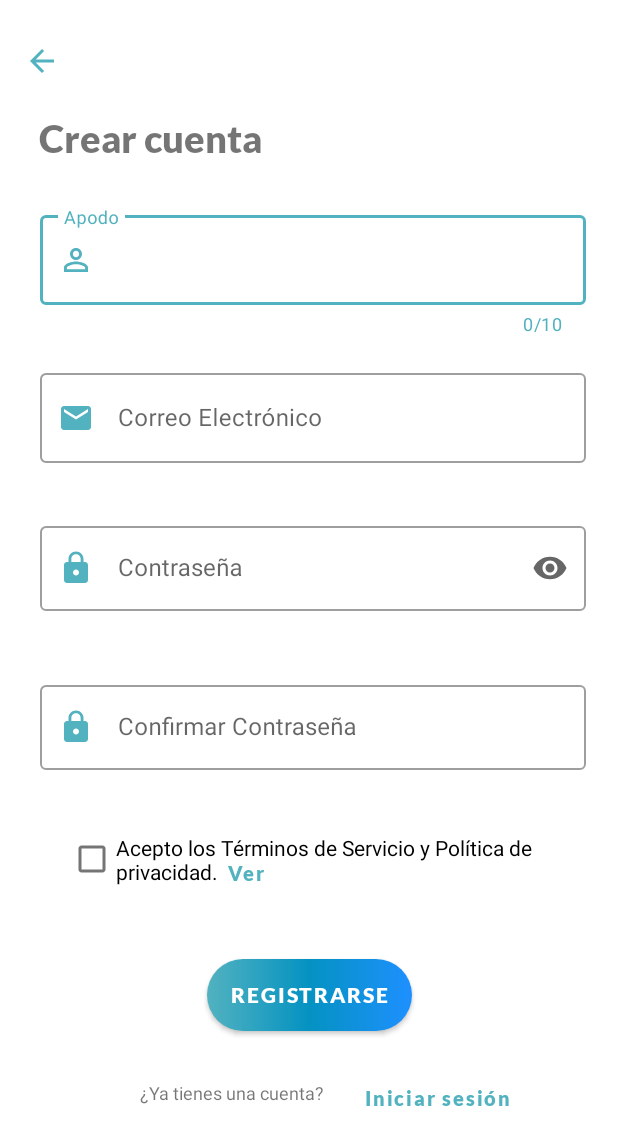
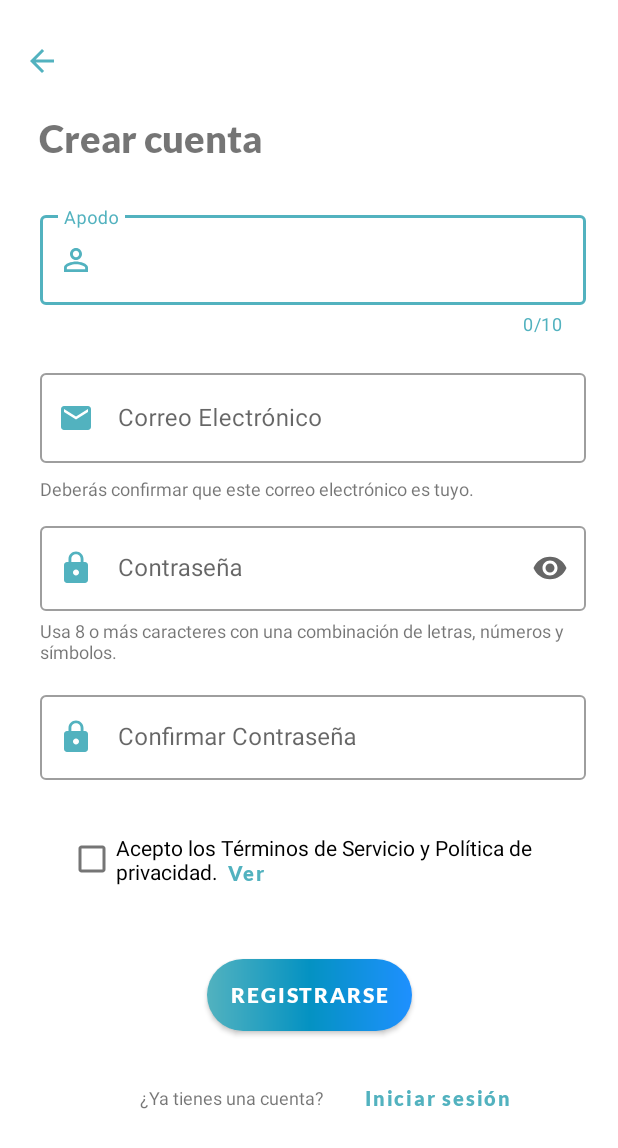
Before and after one commit to Conny-Marcelo/Buho_1, an Android app: the screen it shows after launch (SignUpActivity), after a tap on "REGISTRARSE", on a phone screen of 412 x 824 dp. Shown: the top 1148 px of the screen. Run offline under Robolectric (Android 15) with nearby library versions, the phone set to English and light mode, and no system bars; our stand-ins replace Firebase (no records; nobody signed in at launch, a user with empty details on screens opened directly).

Commit message:
Contraseña segura

```diff
--- a/app/src/main/java/tecnm/edu/buho_1/SignUpActivity.kt
+++ b/app/src/main/java/tecnm/edu/buho_1/SignUpActivity.kt
@@ -142,8 +142,7 @@ class SignUpActivity : AppCompatActivity() {
             val nicknam = binding.txtName.text.toString()
 
             val passwordRegex = Pattern.compile(
-                "(?=.*[-_@#$%^&+=./*()¿?¡!+&=~°<>{};,:])" +     // Al menos 1 carácter especial
-                        ".{6,}"                        // Al menos 4 caracteres
+                "^(?=.*[a-zA-Z])(?=.*\\d)(?=.*[-_@#$%^&+=./*()¿?¡!+&=~°<>{};,:]).{8,}$"
             )
 
             if (mEmail.isEmpty() || !Patterns.EMAIL_ADDRESS.matcher(mEmail).matches()) {
--- /dev/null
+++ b/app/src/main/res/drawable/info_pass.xml
@@ -0,0 +1,5 @@
+<vector android:height="24dp" android:tint="#52B2BF"
+    android:viewportHeight="24" android:viewportWidth="24"
+    android:width="24dp" xmlns:android="http://schemas.android.com/apk/res/android">
+    <path android:fillColor="@android:color/white" android:pathData="M12,2C6.48,2 2,6.48 2,12s4.48,10 10,10 10,-4.48 10,-10S17.52,2 12,2zM13,17h-2v-6h2v6zM13,9h-2L11,7h2v2z"/>
+</vector>
--- a/app/src/main/res/layout/activity_sign_up.xml
+++ b/app/src/main/res/layout/activity_sign_up.xml
@@ -93,7 +93,7 @@
         app:layout_constraintHorizontal_bias="1.0"
         app:layout_constraintStart_toStartOf="parent"
         app:layout_constraintTop_toTopOf="parent"
-        app:layout_constraintVertical_bias="0.892" />
+        app:layout_constraintVertical_bias="0.896" />
 
     <Button
         android:id="@+id/sesionIr"
@@ -167,6 +167,19 @@
             tools:layout_editor_absoluteY="144dp" />
     </com.google.android.material.textfield.TextInputLayout>
 
+    <TextView
+        android:id="@+id/conf_email"
+        android:layout_width="364dp"
+        android:layout_height="16dp"
+        android:text="@string/details_advice3"
+        android:textSize="12sp"
+        app:layout_constraintBottom_toBottomOf="parent"
+        app:layout_constraintEnd_toEndOf="parent"
+        app:layout_constraintHorizontal_bias="0.553"
+        app:layout_constraintStart_toStartOf="parent"
+        app:layout_constraintTop_toTopOf="parent"
+        app:layout_constraintVertical_bias="0.393" />
+
     <com.google.android.material.textfield.TextInputLayout
         android:id="@+id/txtContraseña"
         style="@style/Widget.MaterialComponents.TextInputLayout.OutlinedBox"
@@ -193,6 +206,19 @@
             tools:layout_editor_absoluteY="270dp" />
     </com.google.android.material.textfield.TextInputLayout>
 
+    <TextView
+        android:id="@+id/pass_txt"
+        android:layout_width="364dp"
+        android:layout_height="28dp"
+        android:text="@string/details_advice4"
+        android:textSize="12sp"
+        app:layout_constraintBottom_toBottomOf="parent"
+        app:layout_constraintEnd_toEndOf="parent"
+        app:layout_constraintHorizontal_bias="0.550"
+        app:layout_constraintStart_toStartOf="parent"
+        app:layout_constraintTop_toTopOf="parent"
+        app:layout_constraintVertical_bias="0.518" />
+
     <com.google.android.material.textfield.TextInputLayout
         android:id="@+id/txtConfPass"
         android:layout_width="364dp"
@@ -206,7 +232,7 @@
         app:layout_constraintHorizontal_bias="0.559"
         app:layout_constraintStart_toStartOf="parent"
         app:layout_constraintTop_toTopOf="parent"
-        app:layout_constraintVertical_bias="0.936">
+        app:layout_constraintVertical_bias="0.950">
         <com.google.android.material.textfield.TextInputEditText
             android:id="@+id/txtConfPaswd"
             android:layout_width="match_parent"
--- a/app/src/main/res/values/strings.xml
+++ b/app/src/main/res/values/strings.xml
@@ -128,5 +128,8 @@
     <string name="details_advice">Publicación eliminada</string>
     <string name="details_advice2">La publicación fue eliminada, debido a que múltiples reportes. </string>
 
+    <string name="details_advice3">Deberás confirmar que este correo electrónico es tuyo. </string>
+    <string name="details_advice4">Usa 8 o más caracteres con una combinación de letras, números y símbolos. </string>
+
 
 </resources>
```
